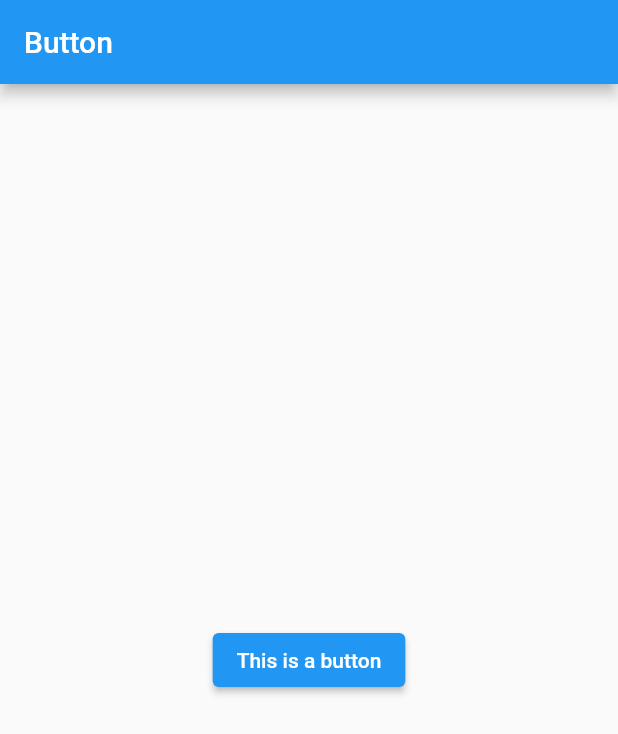
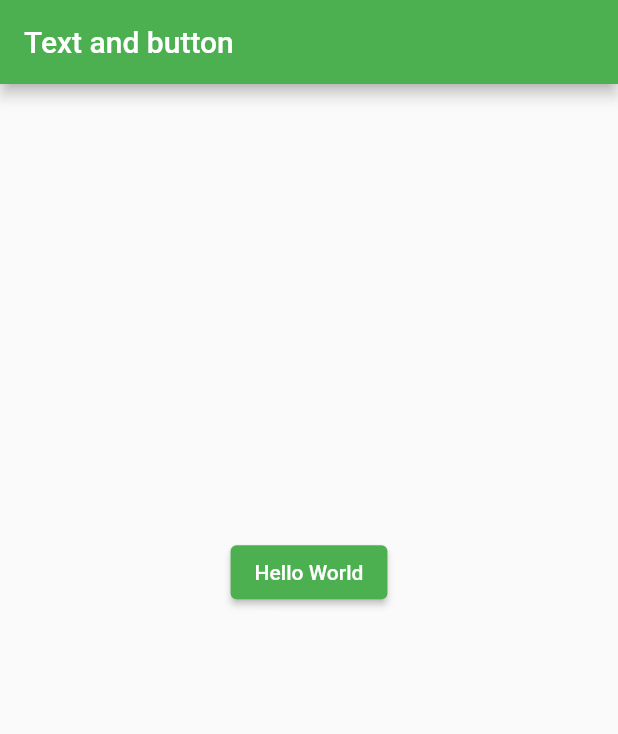
Before and after one commit to migol06/Mobile-AppDev, a Flutter app: the screen it shows after launch, on a phone screen of 412 x 824 dp. Shown: the top 734 px of the screen. Run offline on Flutter 3.47's test engine with Material 2 defaults, Android fonts, the phone set to English and light mode, and no system bars.

```diff
--- a/lib/main.dart
+++ b/lib/main.dart
@@ -1,41 +1,59 @@
 import 'package:flutter/material.dart';
 
-void main() => runApp(MyApp());
+void main() {
+  runApp(const MyApp());
+}
 
 class MyApp extends StatelessWidget {
+  const MyApp({Key? key}) : super(key: key);
+
   @override
   Widget build(BuildContext context) {
     return MaterialApp(
-      title: 'Flutter Demo',
-      debugShowCheckedModeBanner: false,
+      title: 'NT Application',
       theme: ThemeData(
-        primarySwatch: Colors.blue,
+        primarySwatch: Colors.green,
       ),
-      home: const MyHomePage(),
+      home: const MyHomePage(title: 'Text and button'),
     );
   }
 }
 
 class MyHomePage extends StatefulWidget {
-  const MyHomePage({
-    Key? key,
-  }) : super(key: key);
+  const MyHomePage({Key? key, required this.title}) : super(key: key);
+
+  final String title;
 
   @override
   State<MyHomePage> createState() => _MyHomePageState();
 }
 
 class _MyHomePageState extends State<MyHomePage> {
+  String word = ' ';
+
   @override
   Widget build(BuildContext context) {
     return Scaffold(
       appBar: AppBar(
-        title: const Text('Button'),
+        title: Text(widget.title),
       ),
       body: Center(
-        child: ElevatedButton(
-          child: const Text('This is a button'),
-          onPressed: () {},
+        child: Column(
+          mainAxisAlignment: MainAxisAlignment.center,
+          children: [
+            ElevatedButton(
+              child: const Text('Hello World'),
+              onPressed: () {
+                setState(() {
+                  word = 'Hello World';
+                });
+              },
+            ),
+            Text(
+              word,
+              style: const TextStyle(fontSize: 100),
+            ),
+          ],
         ),
       ),
     );
```
